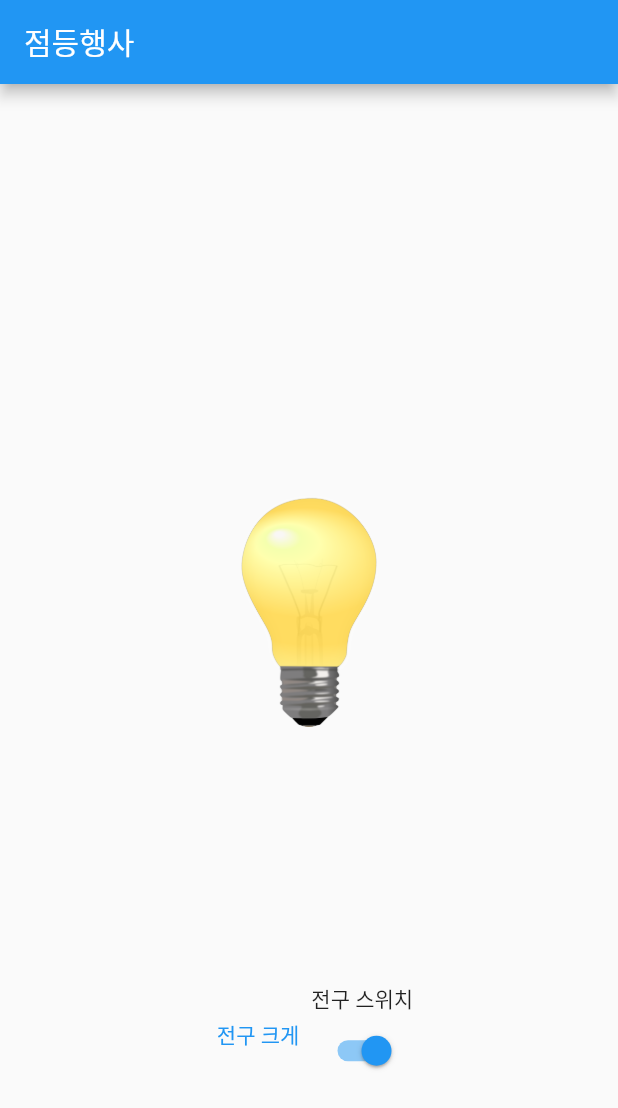
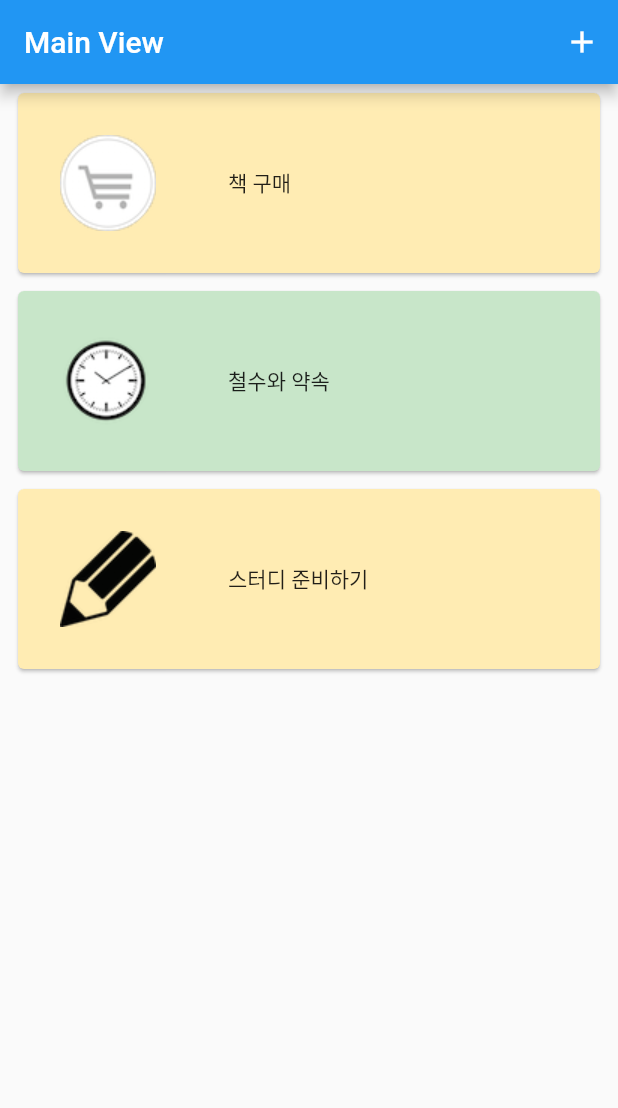
Before and after one commit to daviddev90/flutter_lecture, a Flutter app: the screen it shows after launch, on a phone screen of 412 x 824 dp. Shown: the top 1108 px of the screen. Run offline on Flutter 3.47's test engine with Material 2 defaults, Android fonts, the phone set to English and light mode, and no system bars.

Commit message:
중간단계

```diff
--- /dev/null
+++ b/lib/detail_list.dart
@@ -0,0 +1,32 @@
+import 'package:flutter/material.dart';
+import 'package:flutter_lecture/message.dart';
+
+class DetailList extends StatefulWidget {
+  const DetailList({Key? key}) : super(key: key);
+
+  @override
+  State<DetailList> createState() => _DetailListState();
+}
+
+class _DetailListState extends State<DetailList> {
+  @override
+  Widget build(BuildContext context) {
+    return Scaffold(
+      appBar: AppBar(
+        title: const Text('Detail View'),
+      ),
+      body: Center(
+        child: Column(
+          mainAxisAlignment: MainAxisAlignment.center,
+          children: [
+            Image.asset(Message.todolist.imagePath),
+            const SizedBox(
+              height: 20,
+            ),
+            Text(Message.todolist.workList)
+          ],
+        ),
+      ),
+    );
+  }
+}
--- a/lib/home.dart
+++ /dev/null
@@ -1,70 +0,0 @@
-import 'package:flutter/material.dart';
-
-class Home extends StatefulWidget {
-  const Home({Key? key}) : super(key: key);
-  @override
-  State<Home> createState() => _HomeState();
-}
-
-class _HomeState extends State<Home> {
-  //property
-  late bool _isOn;
-  late bool _isSmall;
-
-  @override
-  void initState() {
-    //앱 실행 시 한 번만 실행;
-    _isOn = true;
-    _isSmall = true;
-
-    super.initState();
-  }
-
-  @override
-  Widget build(BuildContext context) {
-    return Scaffold(
-        appBar: AppBar(
-          title: const Text('점등행사'),
-        ),
-        body: Center(
-          child: Column(
-            mainAxisAlignment: MainAxisAlignment.center,
-            children: [
-              SizedBox(
-                width: 300,
-                height: 500,
-                child: Center(
-                    child: Image.asset(
-                  _isOn ? 'images/lamp_on.png' : 'images/lamp_off.png',
-                  width: _isSmall ? 100 : 200,
-                )),
-              ),
-              Row(
-                mainAxisAlignment: MainAxisAlignment.center,
-                children: [
-                  TextButton(
-                      onPressed: () {
-                        setState(() {
-                          _isSmall = !_isSmall;
-                        });
-                      },
-                      child: Text(_isSmall ? '전구 크게' : '전구 작게')),
-                  Column(
-                    children: [
-                      const Text('전구 스위치'),
-                      Switch(
-                          value: _isOn,
-                          onChanged: (value) {
-                            setState(() {
-                              _isOn = !_isOn;
-                            });
-                          })
-                    ],
-                  )
-                ],
-              )
-            ],
-          ),
-        ));
-  }
-}
--- /dev/null
+++ b/lib/insert_list.dart
@@ -0,0 +1,15 @@
+import 'package:flutter/material.dart';
+
+class InsertList extends StatefulWidget {
+  const InsertList({Key? key}) : super(key: key);
+
+  @override
+  State<InsertList> createState() => _InsertListState();
+}
+
+class _InsertListState extends State<InsertList> {
+  @override
+  Widget build(BuildContext context) {
+    return Scaffold();
+  }
+}
--- /dev/null
+++ b/lib/message.dart
@@ -0,0 +1,3 @@
+class Message {
+  static dynamic todolist;
+}
--- a/lib/router.dart
+++ b/lib/router.dart
@@ -1,5 +1,7 @@
 import 'package:flutter/material.dart';
-import 'package:flutter_lecture/home.dart';
+import 'package:flutter_lecture/detail_list.dart';
+import 'package:flutter_lecture/insert_list.dart';
+import 'package:flutter_lecture/table_list.dart';
 
 class MyRouter extends StatelessWidget {
   const MyRouter({Key? key}) : super(key: key);
@@ -8,7 +10,9 @@ class MyRouter extends StatelessWidget {
   Widget build(BuildContext context) {
     return MaterialApp(
       routes: {
-        '/': (context) => const Home(),
+        '/': (context) => const TableList(),
+        '/insert': (context) => const InsertList(),
+        '/detail': (context) => const DetailList(),
       },
       initialRoute: '/',
       debugShowCheckedModeBanner: false,
--- /dev/null
+++ b/lib/table_list.dart
@@ -0,0 +1,77 @@
+import 'package:flutter/material.dart';
+import 'package:flutter_lecture/detail_list.dart';
+import 'package:flutter_lecture/message.dart';
+import 'package:flutter_lecture/todo_list.dart';
+
+class TableList extends StatefulWidget {
+  const TableList({Key? key}) : super(key: key);
+
+  @override
+  State<TableList> createState() => _TableListState();
+}
+
+class _TableListState extends State<TableList> {
+  List<TodoList> todoList = [];
+
+  @override
+  void initState() {
+    super.initState();
+
+    todoList.add(TodoList(imagePath: 'images/cart.png', workList: '책 구매'));
+    todoList.add(TodoList(imagePath: 'images/clock.png', workList: '철수와 약속'));
+    todoList
+        .add(TodoList(imagePath: 'images/pencil.png', workList: '스터디 준비하기'));
+  }
+
+  @override
+  Widget build(BuildContext context) {
+    return Scaffold(
+      appBar: AppBar(
+        title: const Text('Main View'),
+        actions: [
+          IconButton(
+              onPressed: () {
+                //
+              },
+              icon: const Icon(Icons.add_outlined))
+        ],
+      ),
+      body: Center(
+        child: ListView.builder(
+            itemCount: todoList.length,
+            itemBuilder: (context, idx) {
+              return Padding(
+                padding: const EdgeInsets.fromLTRB(8, 2, 8, 2),
+                child: GestureDetector(
+                  onTap: () {
+                    Message.todolist = todoList[idx];
+                    Navigator.push(
+                        context,
+                        MaterialPageRoute(
+                          builder: (context) => const DetailList(),
+                        )); // 아래와 동일
+                    // Navigator.pushNamed(context, '/detail');
+                  },
+                  child: Card(
+                    color: idx % 2 == 0 ? Colors.amber[100] : Colors.green[100],
+                    child: Row(
+                      children: [
+                        Image.asset(
+                          todoList[idx].imagePath,
+                          width: 120,
+                          height: 120,
+                        ),
+                        const SizedBox(
+                          width: 20,
+                        ),
+                        Text(todoList[idx].workList)
+                      ],
+                    ),
+                  ),
+                ),
+              );
+            }),
+      ),
+    );
+  }
+}
--- /dev/null
+++ b/lib/todo_list.dart
@@ -0,0 +1,11 @@
+class TodoList {
+  //Field
+  String imagePath;
+  String workList;
+
+  //Constructor
+  TodoList({required this.imagePath, required this.workList});
+
+  //Method or Function
+
+}
```
Also changed, not shown: images/cart.png (added), images/clock.png (added), images/lamp_off.png (deleted), images/lamp_on.png (deleted), images/lamp_red.png (deleted), images/pencil.png (added).
